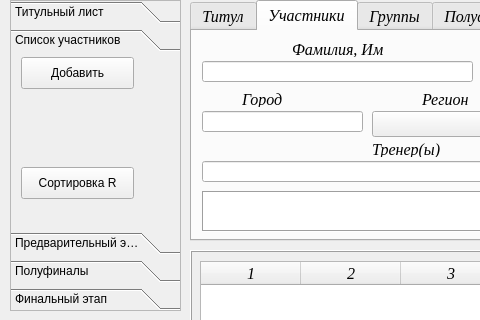
First picture: the form in main_window.ui, repository Kaspar0810/Competitions_TT_SQL, before the edit; both pictures show x 0 to 480 and y 0 to 320 of the 1347 by 754 pixel window.
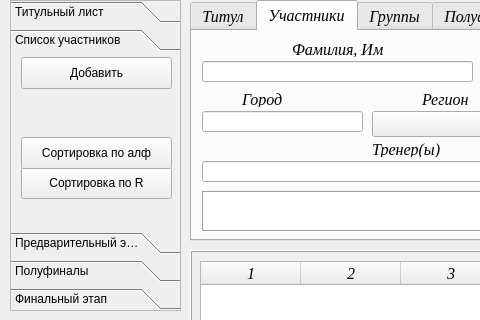
Second picture: the form after the edit.

Commit message: сортировка по алф или по R

Patch:
```diff
--- a/main_window.ui
+++ b/main_window.ui
@@ -181,7 +181,7 @@
        <rect>
         <x>10</x>
         <y>0</y>
-        <width>113</width>
+        <width>151</width>
         <height>32</height>
        </rect>
       </property>
@@ -194,12 +194,25 @@
        <rect>
         <x>10</x>
         <y>110</y>
-        <width>113</width>
+        <width>151</width>
         <height>32</height>
        </rect>
       </property>
       <property name="text">
-       <string>Сортировка R</string>
+       <string>Сортировка по R</string>
+      </property>
+     </widget>
+     <widget class="QPushButton" name="pushButton_sort_Name">
+      <property name="geometry">
+       <rect>
+        <x>10</x>
+        <y>80</y>
+        <width>151</width>
+        <height>32</height>
+       </rect>
+      </property>
+      <property name="text">
+       <string>Сортировка по алф</string>
       </property>
      </widget>
     </widget>
```
Left out of the diff: 12 changed lines with no effect on the pictures. The commit also changes 3 other files.
